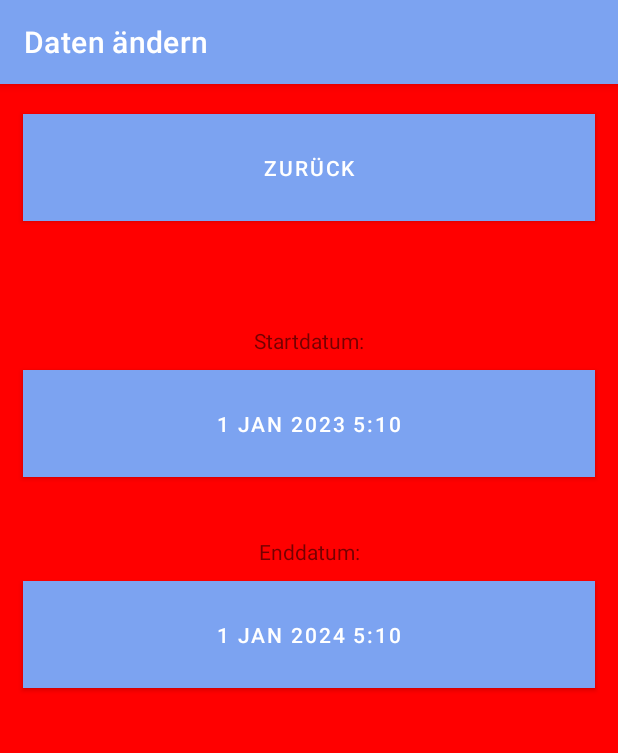
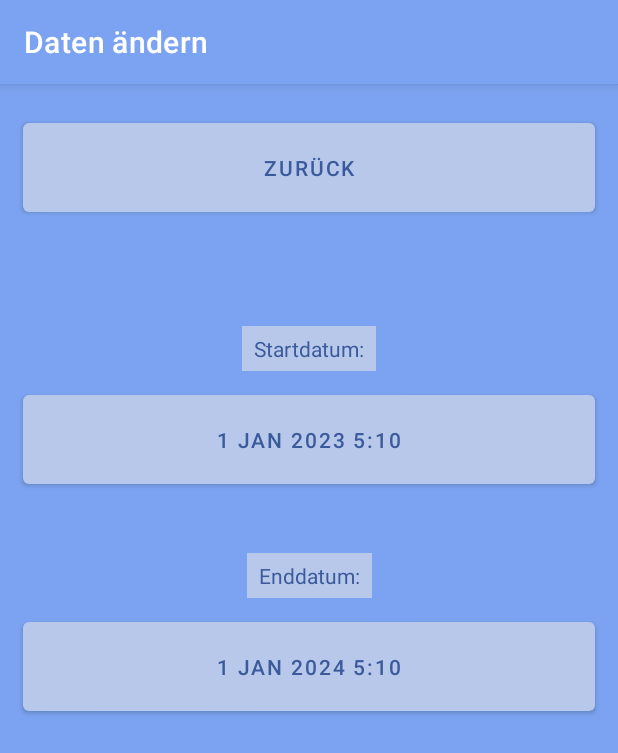
Before and after one commit to Yerionimous2/JulyTimerReworked, an Android app: the changeDates screen opened through its navigation route, on a phone screen of 412 x 824 dp. Shown: the top 753 px of the screen. Run offline under Robolectric (Android 15) with nearby library versions, the phone set to English and light mode, and no system bars; our stand-ins replace navigation-ui.

Commit message:
Made the Design obey to the bright and dark mode settings

```diff
--- a/app/src/main/java/com/example/julytimerreworked/FirstFragment.java
+++ b/app/src/main/java/com/example/julytimerreworked/FirstFragment.java
@@ -12,36 +12,90 @@ import androidx.annotation.NonNull;
 import androidx.fragment.app.Fragment;
 import androidx.navigation.Navigation;
 
-import com.example.julytimerreworked.databinding.FragmentFirstBinding;
 
 
 public class FirstFragment extends Fragment {
 
-    private FragmentFirstBinding binding;
+    View view;
 
     @Override
     public View onCreateView(
             LayoutInflater inflater, ViewGroup container,
             Bundle savedInstanceState
     ) {
+        view = inflater.inflate(R.layout.fragment_first, container, false);
 
-        // Aufgeblasene View holen
-        View view = inflater.inflate(R.layout.fragment_first, container, false);
+        JulyTimersave save = saveExec.load(view.getContext());
 
-        // Button suchen und behandeln
+        setButtonListeners();
+        setBackgroundImage(save);
+        changeColors(save);
+
+        return view;
+    }
+
+    private void changeColors(JulyTimersave save) {
+        if(save.getDarkMode()[2] == 0) {
+            if(timeExec.checkTime(save.getDarkMode())) {
+                setColors(save.getBrightColorScheme());
+            } else {
+                setColors(save.getDarkColorScheme());
+            }
+        }
+        if(save.getDarkMode()[2] == 1) {
+            setColors(save.getBrightColorScheme());
+        }
+        if(save.getDarkMode()[2] == 2) {
+            setColors(save.getDarkColorScheme());
+        }
+    }
+
+    private void setColors(String[] ColorScheme) {
+        int buttonColor = Color.parseColor(ColorScheme[0]);
+        int textColor = Color.parseColor(ColorScheme[1]);
+        int backgroundColor = Color.parseColor(ColorScheme[2]);
+
+        Button btBack = view.findViewById(R.id.mainSettingsBack);
+        Button btCustomizeShowTime = view.findViewById(R.id.mainSettingsTimeShow);
+        Button btChangeDates = view.findViewById(R.id.mainSettingsChangeDates);
+        Button btCustomizeDarkMode = view.findViewById(R.id.mainSettingsCustomizeDarkMode);
+        Button btChangeBackground = view.findViewById(R.id.mainSettingsChangeBackground);
+        Button btShowMileStones = view.findViewById(R.id.mainSettingsShowMilestones);
+        Button btReset = view.findViewById(R.id.mainSettingsReset);
+
+        View layout = view.findViewById(R.id.settingsMainLayout);
+
+        btBack.setBackgroundColor(buttonColor);
+        btCustomizeShowTime.setBackgroundColor(buttonColor);
+        btChangeDates.setBackgroundColor(buttonColor);
+        btCustomizeDarkMode.setBackgroundColor(buttonColor);
+        btChangeBackground.setBackgroundColor(buttonColor);
+        btShowMileStones.setBackgroundColor(buttonColor);
+        btReset.setBackgroundColor(buttonColor);
+
+        btBack.setTextColor(textColor);
+        btCustomizeShowTime.setTextColor(textColor);
+        btChangeDates.setTextColor(textColor);
+        btCustomizeDarkMode.setTextColor(textColor);
+        btChangeBackground.setTextColor(textColor);
+        btShowMileStones.setTextColor(textColor);
+        btReset.setTextColor(textColor);
+
+        layout.setBackgroundColor(backgroundColor);
+    }
+
+    private void setButtonListeners() {
         Button btCustomizeShowTime = view.findViewById(R.id.mainSettingsTimeShow);
         btCustomizeShowTime.setOnClickListener(v -> Navigation.findNavController(v).navigate(R.id.action_FirstFragment_to_customizeShow));
 
         Button btChangeDates = view.findViewById(R.id.mainSettingsChangeDates);
         btChangeDates.setOnClickListener(v -> Navigation.findNavController(v).navigate(R.id.action_FirstFragment_to_changeDates));
+    }
 
+    private void setBackgroundImage(JulyTimersave save) {
         ImageView background = view.findViewById(R.id.mainSettingsBackground);
-        background.setBackgroundColor(Color.RED);
-        background.invalidate();
-
-        // Jetzt die binding-Variable initialisieren
-        //binding = FragmentFirstBinding.inflate(inflater, container, false);
-        return view;
+        background.setAlpha((float) 0.6);
+        if(save.getBackgroundImage() != null) background.setImageBitmap(save.getBackgroundImage());
     }
 
     public void onViewCreated(@NonNull View view, Bundle savedInstanceState) {
@@ -51,7 +105,6 @@ public class FirstFragment extends Fragment {
     @Override
     public void onDestroyView() {
         super.onDestroyView();
-        binding = null;
     }
 
 }
--- a/app/src/main/java/com/example/julytimerreworked/changeDates.java
+++ b/app/src/main/java/com/example/julytimerreworked/changeDates.java
@@ -7,6 +7,7 @@ import android.view.View;
 import android.view.ViewGroup;
 import android.widget.Button;
 import android.widget.ImageView;
+import android.widget.TextView;
 
 import androidx.appcompat.app.ActionBar;
 import androidx.appcompat.app.AppCompatActivity;
@@ -15,36 +16,95 @@ import androidx.fragment.app.Fragment;
 import java.util.Objects;
 
 public class changeDates extends Fragment {
+    View view;
     public View onCreateView(
             LayoutInflater inflater, ViewGroup container,
             Bundle savedInstanceState
     )
     {
-        View view = inflater.inflate(R.layout.dates_change, container, false);
-        ActionBar actionBar = ((AppCompatActivity) Objects.requireNonNull(getActivity())).getSupportActionBar();
+        view = inflater.inflate(R.layout.dates_change, container, false);
         JulyTimersave save = saveExec.load(view.getContext());
+        removeBackArrow();
+        setBackgroundImage(save);
+        setButtonTexts(save);
+        setButtonListeners(save);
+        changeColors(save);
+        return view;
+    }
 
-        Button btPickStartDate = view.findViewById(R.id.changeDatesStartDateButton);
-        btPickStartDate.setText(StringCompiler.getReadableDateString(save.getStartTime()));
-        //TODO: Implement changing Dates?
+    private void changeColors(JulyTimersave save) {
+        if(save.getDarkMode()[2] == 0) {
+            if(timeExec.checkTime(save.getDarkMode())) {
+                setColors(save.getBrightColorScheme());
+            } else {
+                setColors(save.getDarkColorScheme());
+            }
+        }
+        if(save.getDarkMode()[2] == 1) {
+            setColors(save.getBrightColorScheme());
+        }
+        if(save.getDarkMode()[2] == 2) {
+            setColors(save.getDarkColorScheme());
+        }
+    }
 
-        Button btPickEndDate = view.findViewById(R.id.changeDatesEndDateButton);
-        btPickEndDate.setText(StringCompiler.getReadableDateString(save.getEndTime()));
-        //TODO: Implement changing Dates?
+    private void setColors(String[] ColorScheme) {
+        int buttonColor = Color.parseColor(ColorScheme[0]);
+        int textColor = Color.parseColor(ColorScheme[1]);
+        int backgroundColor = Color.parseColor(ColorScheme[2]);
 
         Button btBack = view.findViewById(R.id.changeDatesBackButton);
+        Button btPickStartDate = view.findViewById(R.id.changeDatesStartDateButton);
+        Button btPickEndDate = view.findViewById(R.id.changeDatesEndDateButton);
+
+        TextView lbStartDate = view.findViewById(R.id.changeDatesStartDateText);
+        TextView lbEndDate = view.findViewById(R.id.changeDatesEndDateText);
+
+        View layout = view.findViewById(R.id.changeDatesLayout);
+
+        btBack.setBackgroundColor(buttonColor);
+        btPickStartDate.setBackgroundColor(buttonColor);
+        btPickEndDate.setBackgroundColor(buttonColor);
+        lbStartDate.setBackgroundColor(buttonColor);
+        lbEndDate.setBackgroundColor(buttonColor);
+
+        btBack.setTextColor(textColor);
+        btPickStartDate.setTextColor(textColor);
+        btPickEndDate.setTextColor(textColor);
+        lbStartDate.setTextColor(textColor);
+        lbEndDate.setTextColor(textColor);
+
+        layout.setBackgroundColor(backgroundColor);
+    }
+
+    private void setButtonListeners(JulyTimersave save) {
+        Button btPickStartDate = view.findViewById(R.id.changeDatesStartDateButton);
+        Button btPickEndDate = view.findViewById(R.id.changeDatesEndDateButton);
+        Button btBack = view.findViewById(R.id.changeDatesBackButton);
+
+        //TODO: Implement changing Dates
         btBack.setOnClickListener((View) -> requireActivity().onBackPressed());
+    }
 
-        ImageView background = view.findViewById(R.id.changeDatesBackground);
-        background.setBackgroundColor(Color.RED);
-        background.invalidate();
+    private void setButtonTexts(JulyTimersave save) {
+        Button btPickStartDate = view.findViewById(R.id.changeDatesStartDateButton);
+        Button btPickEndDate = view.findViewById(R.id.changeDatesEndDateButton);
 
+        btPickStartDate.setText(StringCompiler.getReadableDateString(save.getStartTime()));
+        btPickEndDate.setText(StringCompiler.getReadableDateString(save.getEndTime()));
+    }
+
+    private void removeBackArrow() {
+        ActionBar actionBar = ((AppCompatActivity) Objects.requireNonNull(getActivity())).getSupportActionBar();
         if (actionBar != null) {
             actionBar.setDisplayHomeAsUpEnabled(false);
         }
+    }
 
-
-        return view;
+    private void setBackgroundImage(JulyTimersave save) {
+        ImageView background = view.findViewById(R.id.mainSettingsBackground);
+        if(background != null) background.setAlpha((float) 0.6);
+        if(save.getBackgroundImage() != null) background.setImageBitmap(save.getBackgroundImage());
     }
 
 }
--- a/app/src/main/res/layout/dates_change.xml
+++ b/app/src/main/res/layout/dates_change.xml
@@ -3,6 +3,7 @@
     xmlns:tools="http://schemas.android.com/tools"
     android:layout_width="match_parent"
     android:layout_height="match_parent"
+    android:id="@+id/changeDatesLayout"
     xmlns:app="http://schemas.android.com/apk/res-auto">
 
     <!-- Hintergrundbild -->
@@ -11,10 +12,7 @@
         android:layout_width="match_parent"
         android:layout_height="match_parent"
         android:scaleType="centerCrop"
-        android:background="@color/design_default_color_secondary"
         tools:ignore="ContentDescription" />
-    <!-- android:src mit Hintergrundbild austauschen -->
-    <!-- Button at the top occupying the entire width -->
     <Button
         android:id="@+id/changeDatesBackButton"
         android:layout_width="0dp"
@@ -29,7 +27,6 @@
         android:layout_marginEnd="15dp"
         android:layout_marginTop="20dp"
         android:layout_marginBottom="30dp"
-        android:background="@color/black"
         app:layout_constraintTop_toTopOf="parent" />
 
     <!-- TextView above the first button with 20dp margin -->
@@ -38,6 +35,9 @@
         android:layout_width="wrap_content"
         android:layout_height="wrap_content"
         android:layout_marginTop="70dp"
+        android:paddingBottom="5dp"
+        android:paddingTop="5dp"
+        android:paddingHorizontal="8dp"
         android:text="@string/changeDatesStartDateText"
         app:layout_constraintEnd_toEndOf="parent"
         app:layout_constraintStart_toStartOf="parent"
@@ -57,7 +57,6 @@
         android:layout_marginEnd="15dp"
         app:layout_constraintStart_toStartOf="parent"
         android:layout_marginTop="10dp"
-        android:background="@color/black"
         app:layout_constraintEnd_toEndOf="parent" />
 
     <!-- TextView above the second button with 20dp margin -->
@@ -66,6 +65,9 @@
         android:layout_width="wrap_content"
         android:layout_height="wrap_content"
         android:layout_marginTop="40dp"
+        android:paddingBottom="5dp"
+        android:paddingTop="5dp"
+        android:paddingHorizontal="8dp"
         android:text="@string/changeDatesEndDateText"
         app:layout_constraintEnd_toEndOf="parent"
         app:layout_constraintStart_toStartOf="parent"
@@ -85,7 +87,6 @@
         android:layout_marginEnd="15dp"
         app:layout_constraintStart_toStartOf="parent"
         app:layout_constraintEnd_toEndOf="parent"
-        android:background="@color/black"
         android:layout_marginTop="10dp" />
 
 </androidx.constraintlayout.widget.ConstraintLayout>
--- a/app/src/main/res/layout/show_customize.xml
+++ b/app/src/main/res/layout/show_customize.xml
@@ -2,6 +2,7 @@
 <androidx.constraintlayout.widget.ConstraintLayout xmlns:android="http://schemas.android.com/apk/res/android"
     android:layout_width="match_parent"
     android:layout_height="match_parent"
+    android:id="@+id/customizeTimeLayout"
     xmlns:app="http://schemas.android.com/apk/res-auto">
 
     <!-- Button -->
@@ -17,7 +18,6 @@
         android:layout_marginStart="15dp"
         android:layout_marginEnd="15dp"
         android:layout_centerInParent="true"
-        android:background="@color/black"
         android:text="@string/back"
         app:layout_constraintTop_toTopOf="parent"/>
 
```
Also changed, not shown: app/src/main/java/com/example/julytimerreworked/customizeShow.java (+65 -8 lines), app/src/main/res/layout/fragment_first.xml (+5 -13 lines).
